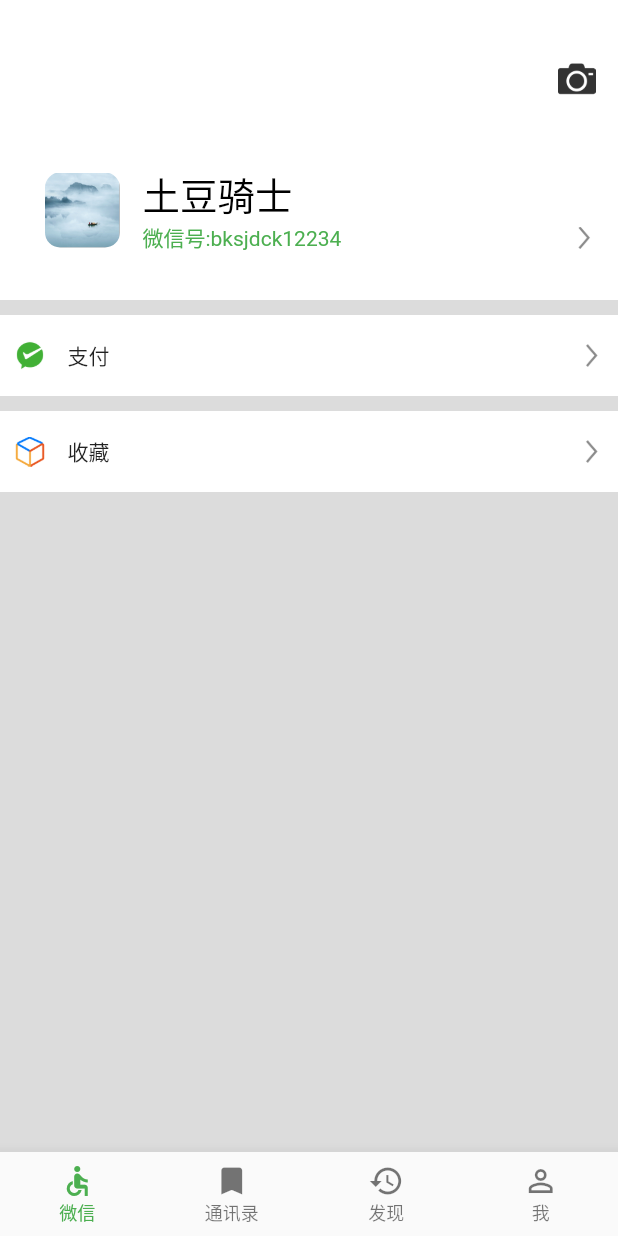
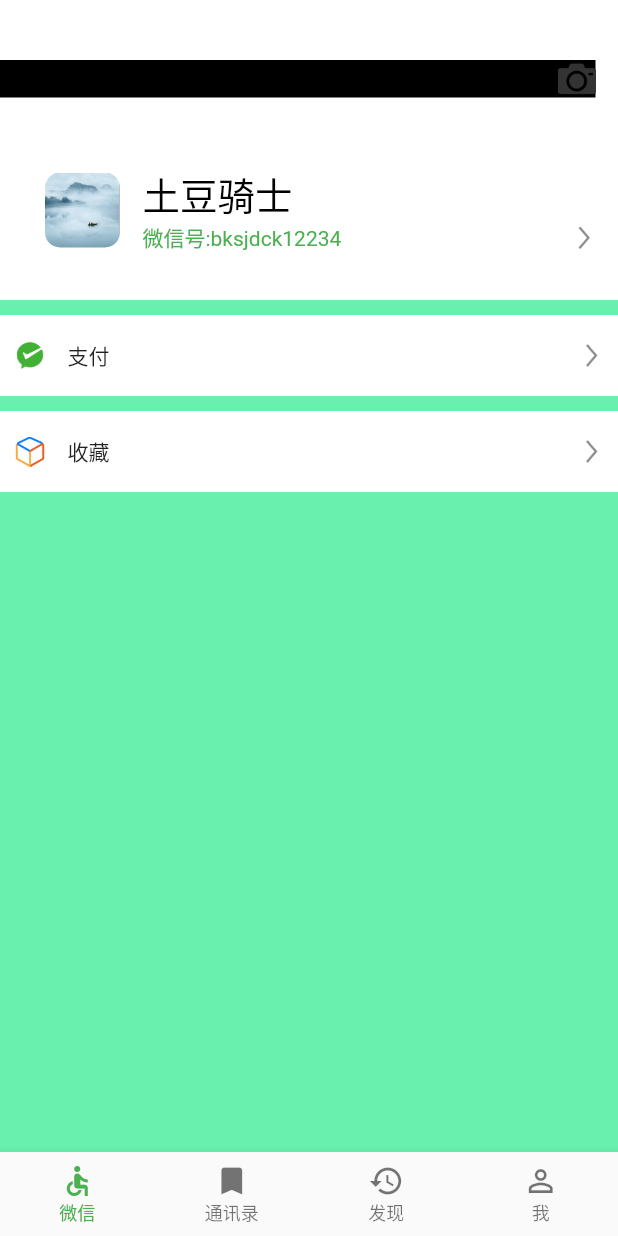
Before and after one commit to zhangdekai/flutter_demo, a Flutter app: the screen it shows after launch, swiped to page 4, on a phone screen of 412 x 824 dp. Run offline on Flutter 3.47's test engine with Material 2 defaults, Android fonts, the phone set to English and light mode, and no system bars; our stand-ins replace dio, get, sign_in_with_apple, signature, sqflite; accounts and stored records are empty; network calls fail.

Commit message:
update color

```diff
--- a/lib/common/const.dart
+++ b/lib/common/const.dart
@@ -1,7 +1,7 @@
 import 'package:flutter/material.dart';
 
-final Color weChatThemeColor = Color.fromRGBO(220, 220, 220, 1);
-final Color weChatLucency = Color.fromRGBO(0, 0, 0, 0);
+final Color weChatThemeColor = Colors.greenAccent;
+final Color weChatLucency = Colors.black;
 
 // 屏幕宽高
 double screenWidth(BuildContext content) => MediaQuery.of(content).size.width;
--- a/lib/main.dart
+++ b/lib/main.dart
@@ -23,7 +23,7 @@
 
   ThemeData get _buildThemeData {
     return ThemeData(
-        primaryColor: Colors.greenAccent,
-        scaffoldBackgroundColor: Colors.yellow);
+        primaryColor: Colors.white,
+        scaffoldBackgroundColor: Colors.white);
   }
 }
--- a/lib/pages/chat/chat_page.dart
+++ b/lib/pages/chat/chat_page.dart
@@ -49,8 +49,6 @@
   @override
   void initState() {
     super.initState();
-
-    print('chat_page init来了');
 
     _initData();
 
```
